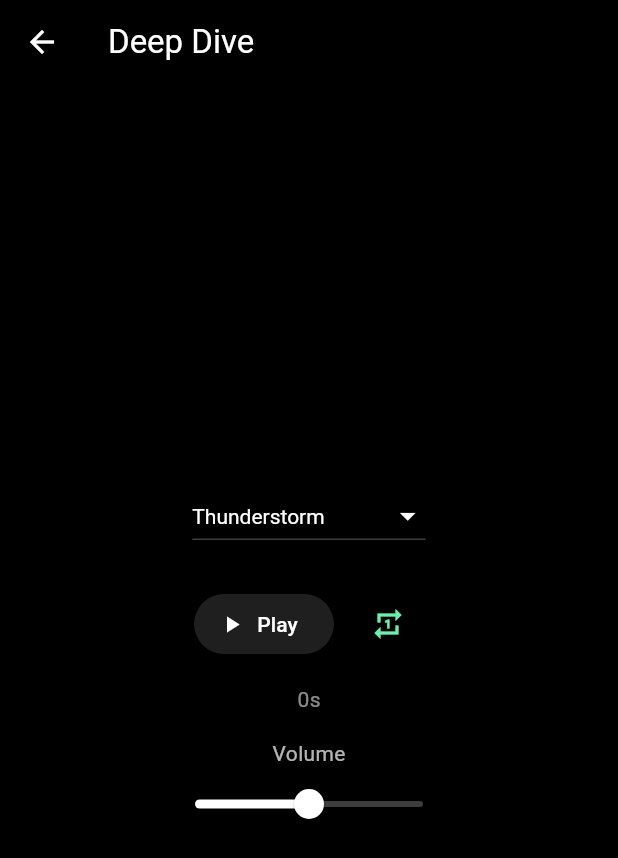
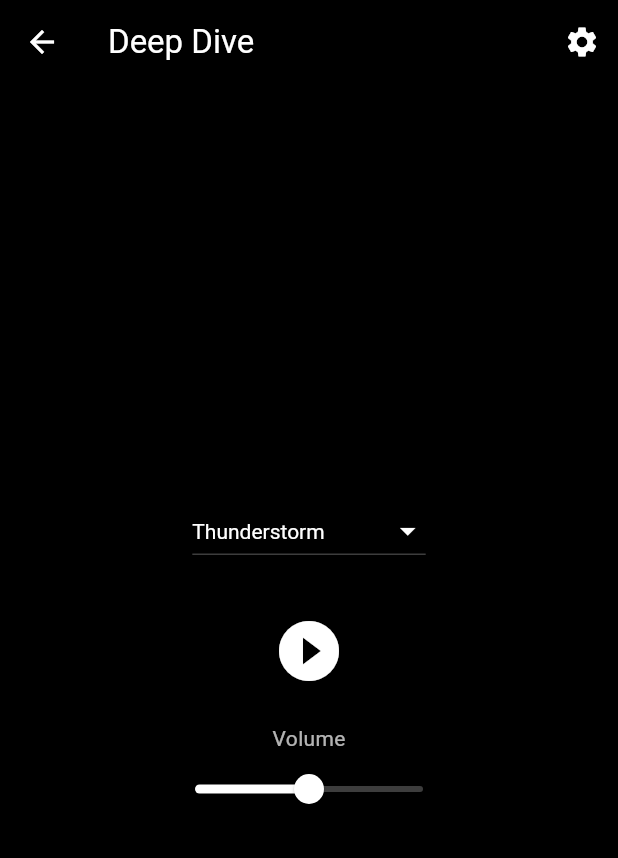
Before and after one commit to CalebNoss/FocusApplicationSpring2026SP, a Flutter app: the AudioScreen screen opened directly, on a phone screen of 412 x 824 dp. Shown: the top 858 px of the screen. Run offline on Flutter 3.47's test engine with Material 3 defaults, Android fonts, the phone set to English and light mode, and no system bars; our stand-ins replace just_audio, supabase_flutter; accounts and stored records are empty.

Commit message:
audio fades in and out seamlessy and loops, removed bar for moving through track, removed play pause text (just the button now), added settings button in the top right, sign out in settings, button to open computer audio settings, team member contributions tab.

```diff
--- a/lib/audio_player_widget.dart
+++ b/lib/audio_player_widget.dart
@@ -1,5 +1,6 @@
 import 'package:flutter/material.dart';
 import 'package:just_audio/just_audio.dart';
+import 'screens/settings_screen.dart';
 
 
 class AudioScreen extends StatelessWidget {
@@ -14,6 +15,19 @@ class AudioScreen extends StatelessWidget {
         backgroundColor: Colors.black,
         iconTheme: const IconThemeData(color: Colors.white),
         title: Text(title, style: const TextStyle(color: Colors.white)),
+        actions: [
+          IconButton(
+            icon: const Icon(Icons.settings),
+            tooltip: 'Settings',
+            onPressed: () {
+              Navigator.of(context).push(
+                MaterialPageRoute(
+                  builder: (_) => const SettingsScreen(),
+                ),
+              );
+            },
+          ),
+        ],
       ),
       body: const Center(child: AudioPlayerWidget()),
     );
@@ -31,18 +45,16 @@ class AudioPlayerWidget extends StatefulWidget {
 class _AudioPlayerWidgetState extends State<AudioPlayerWidget> {
   final AudioPlayer _player = AudioPlayer();
   bool _playing = false;
-  Duration _position = Duration.zero;
-  Duration _duration = Duration.zero;
   double _volume = 0.5;
-  bool _looping = true;
+  int? _loadedIndex;
 
   final List<Map<String, String>> _audios = [
-    {'name': 'Thunderstorm', 'path': 'assets/audio/346768__bwav__thunder-storm-mild-raining.mp3'},
-    {'name': 'Birds in a Tree', 'path': 'assets/audio/540936__richwise__birds-in-a-tree.mp3'},
-    {'name': 'Open Window Rain', 'path': 'assets/audio/515940__lilmati__open-windows-rain-03.mp3'},
-    {'name': 'Birds and Trains', 'path': 'assets/audio/574356__lamamakesmusic__atmo_urban_wet_birds_trains_loop.mp3'},
-    {'name': 'Wind and Rain', 'path': 'assets/audio/713953__brunoauzet__wind-and-rain-at-st-brieuc.mp3'},
-    {'name': 'City Forest After Rain', 'path': 'assets/audio/756432__garuda1982__city-forest-after-rain-with-background-noise.mp3'},
+    {'name': 'Thunderstorm', 'path': 'assets/audio/346768__bwav__thunder-storm-mild-raining_with_fade.mp3'},
+    {'name': 'Birds in a Tree', 'path': 'assets/audio/540936__richwise__birds-in-a-tree_with_fade.mp3'},
+    {'name': 'Open Window Rain', 'path': 'assets/audio/515940__lilmati__open-windows-rain-03_with_fade.mp3'},
+    {'name': 'Birds and Trains', 'path': 'assets/audio/574356__lamamakesmusic__atmo_urban_wet_birds_trains_loop_with_fade.mp3'},
+    {'name': 'Wind and Rain', 'path': 'assets/audio/713953__brunoauzet__wind-and-rain-at-st-brieuc_with_fade.mp3'},
+    {'name': 'City Forest After Rain', 'path': 'assets/audio/756432__garuda1982__city-forest-after-rain-with-background-noise_with_fade.mp3'},
   ];
 
   int _currentIndex = 0;
@@ -53,10 +65,6 @@ class _AudioPlayerWidgetState extends State<AudioPlayerWidget> {
     _player.playerStateStream.listen((state) {
       setState(() => _playing = state.playing);
     });
-    _player.positionStream.listen((p) => setState(() => _position = p));
-    _player.durationStream.listen((d) {
-      if (d != null) setState(() => _duration = d);
-    });
     _player.setVolume(_volume);
   }
 
@@ -66,26 +74,29 @@ class _AudioPlayerWidgetState extends State<AudioPlayerWidget> {
     super.dispose();
   }
 
+  Future<void> _loadCurrentAudio() async {
+    await _player.setAsset(_audios[_currentIndex]['path']!);
+    await _player.setLoopMode(LoopMode.one);
+    _loadedIndex = _currentIndex;
+  }
+
   Future<void> _togglePlay() async {
+    try {
       if (_playing) {
         await _player.pause();
-    } else {
-      final selectedPath = _audios[_currentIndex]['path']!;
-      final selectedUri = Uri.parse('asset:///$selectedPath');
-      final currentSource = _player.audioSource;
-      bool shouldLoadSelected = true;
-
-      if (currentSource is UriAudioSource) {
-        shouldLoadSelected = currentSource.uri != selectedUri;
+        return;
       }
 
-      try {
-        if (shouldLoadSelected) {
-          await _player.setAsset(selectedPath);
-          await _player.setLoopMode(_looping ? LoopMode.one : LoopMode.off);
+      if (_loadedIndex != _currentIndex || _player.audioSource == null) {
+        await _loadCurrentAudio();
       }
+
       await _player.play();
-      } catch (_) {}
+    } catch (e) {
+      if (!mounted) return;
+      ScaffoldMessenger.of(context).showSnackBar(
+        SnackBar(content: Text('Audio error: $e')),
+      );
     }
   }
 
@@ -101,14 +112,13 @@ class _AudioPlayerWidgetState extends State<AudioPlayerWidget> {
 
   Future<void> _switchAudio() async {
     bool wasPlaying = _playing;
-    await _player.stop();
+    try {
+      await _loadCurrentAudio();
       if (wasPlaying) {
-      try {
-        await _player.setAsset(_audios[_currentIndex]['path']!);
-        await _player.setLoopMode(_looping ? LoopMode.one : LoopMode.off);
+        await _player.setVolume(_volume);
         await _player.play();
+      }
     } catch (_) {}
-    }
   }
 
   void _onVolumeChanged(double value) {
@@ -116,15 +126,8 @@ class _AudioPlayerWidgetState extends State<AudioPlayerWidget> {
     _player.setVolume(value);
   }
 
-  void _toggleLoop() {
-    setState(() => _looping = !_looping);
-    _player.setLoopMode(_looping ? LoopMode.one : LoopMode.off);
-  }
-
   @override
   Widget build(BuildContext context) {
-    final total = _duration.inMilliseconds > 0 ? _duration : Duration.zero;
-
     return Column(
       mainAxisSize: MainAxisSize.min,
       children: [
@@ -145,48 +148,21 @@ class _AudioPlayerWidgetState extends State<AudioPlayerWidget> {
         ),
         const SizedBox(height: 24),
 
-        // Play / Pause / Loop controls
+        // Play / Pause controls
         Row(
           mainAxisAlignment: MainAxisAlignment.center,
           children: [
-            ElevatedButton.icon(
+            IconButton(
               onPressed: _togglePlay,
-              icon: Icon(_playing ? Icons.pause : Icons.play_arrow),
-              label: Text(_playing ? 'Pause' : 'Play'),
-              style: ElevatedButton.styleFrom(
-                backgroundColor: Colors.white12,
-                foregroundColor: Colors.white,
+              icon: Icon(
+                _playing ? Icons.pause_circle_filled : Icons.play_circle_fill,
+                color: Colors.white,
+                size: 48,
               ),
-            ),
-            const SizedBox(width: 12),
-            IconButton(
-              onPressed: _toggleLoop,
-              icon: Icon(
-                _looping ? Icons.repeat_one : Icons.repeat,
-                color: _looping ? Colors.greenAccent : Colors.white54,
-              ),
-              tooltip: _looping ? 'Disable Loop' : 'Enable Loop',
+              tooltip: _playing ? 'Pause' : 'Play',
             ),
           ],
         ),
-        const SizedBox(height: 16),
-
-        // Progress slider
-        if (total > Duration.zero)
-          Slider(
-            value: _position.inMilliseconds.clamp(0, total.inMilliseconds).toDouble(),
-            max: total.inMilliseconds.toDouble(),
-            activeColor: Colors.white,
-            inactiveColor: Colors.white24,
-            onChanged: (v) async =>
-                await _player.seek(Duration(milliseconds: v.toInt())),
-          )
-        else
-          Text(
-            '${_position.inSeconds}s',
-            style: const TextStyle(color: Colors.white54),
-          ),
-
         const SizedBox(height: 16),
 
         // Volume control
--- a/pubspec.yaml
+++ b/pubspec.yaml
@@ -31,6 +31,7 @@ dependencies:
   flutter:
     sdk: flutter
   supabase_flutter: ^2.0.0
+  url_launcher: ^6.3.2
 
   # The following adds the Cupertino Icons font to your application.
   # Use with the CupertinoIcons class for iOS style icons.
```
Also changed, not shown: lib/home_screen.dart (+26 -4 lines), lib/main.dart (+14 -0 lines), lib/screens/credits_screen.dart (added, +129 -0 lines), lib/screens/experience_audio_screen.dart (added, +39 -0 lines), lib/screens/settings_screen.dart (added, +138 -0 lines), pubspec.lock, 8 other files. Lines whose indentation alone changed are shown as unchanged.
